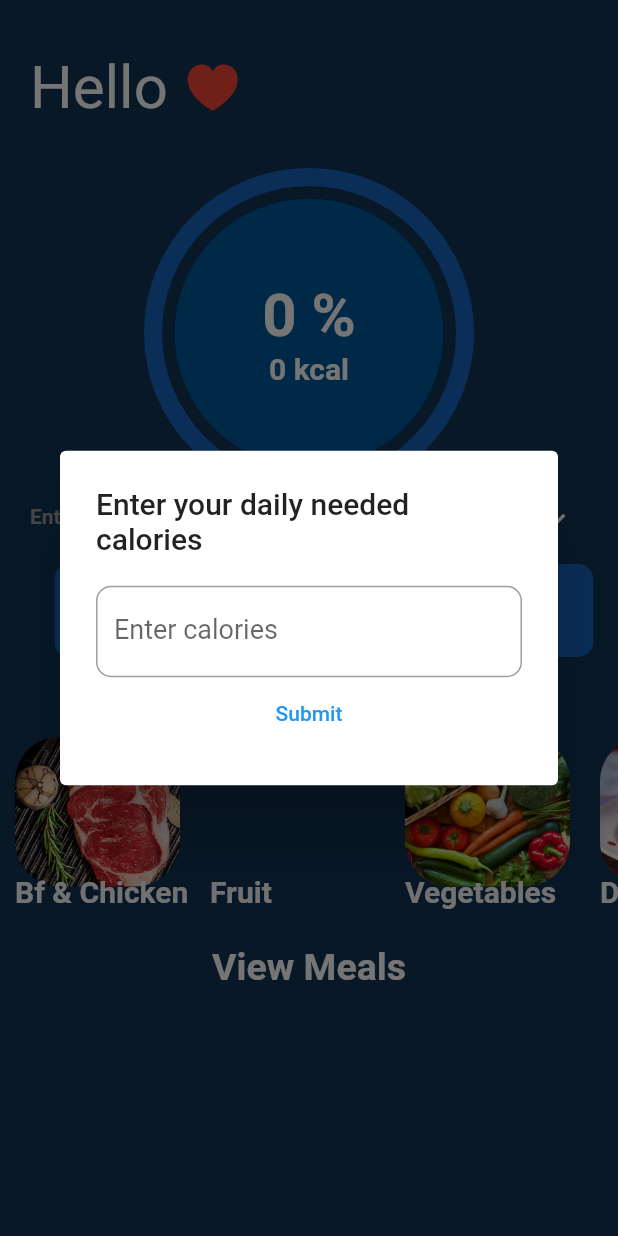
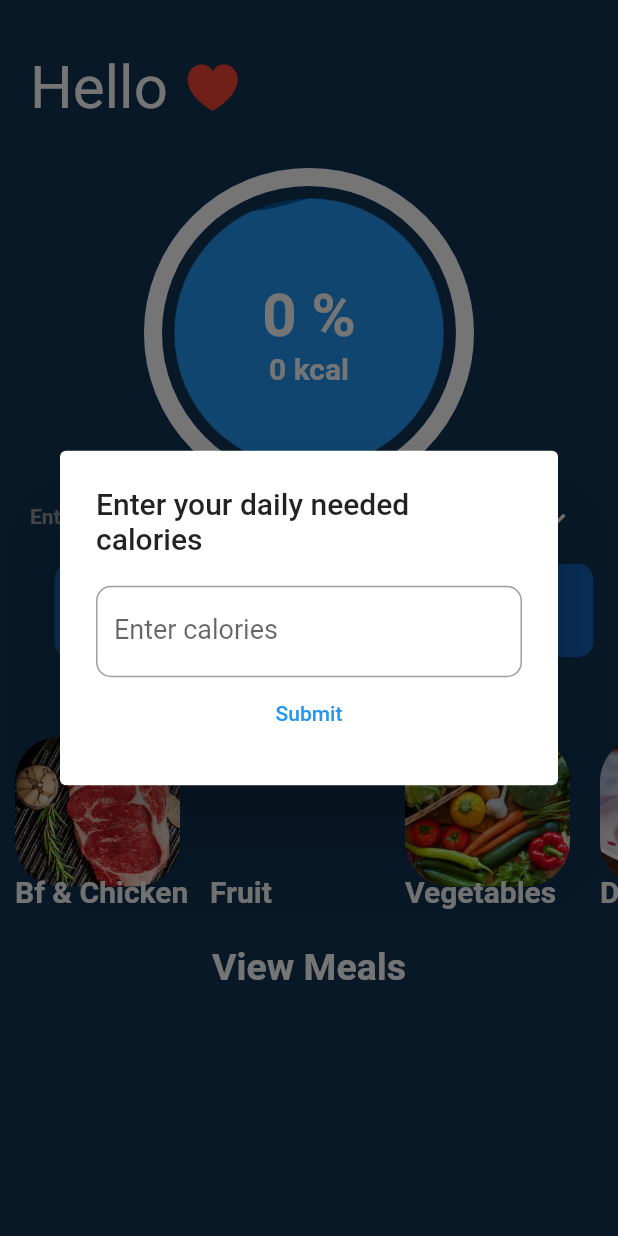
Before and after one commit to YoussifHany51/Calorie_Tracker, a Flutter app: the Home screen opened directly, after a tap on "Needed", on a phone screen of 412 x 824 dp. Run offline on Flutter 3.47's test engine with Material 2 defaults, Android fonts, the phone set to English and light mode, and no system bars; drawn by our look-alikes of percent_indicator; our stand-ins replace liquid_progress_indicator, shared_preferences, sliding_sheet; accounts and stored records are empty.

Commit message:
Connect UI with SP

```diff
--- a/lib/screens/home.dart
+++ b/lib/screens/home.dart
@@ -1,4 +1,4 @@
-import 'package:calorie_tracker/models/meals.dart';
+import 'package:calorie_tracker/models/meal.dart';
 import 'package:calorie_tracker/provider/selectedItem.dart';
 import 'package:flutter/cupertino.dart';
 import 'package:flutter/material.dart';
@@ -12,6 +12,7 @@ import 'package:sliding_sheet/sliding_sheet.dart';
 
 import 'categoryCarousel.dart';
 
+// ignore: must_be_immutable
 class Home extends StatefulWidget {
   @override
   _HomeState createState() => _HomeState();
@@ -20,10 +21,13 @@ class Home extends StatefulWidget {
 class _HomeState extends State<Home> {
   static TextEditingController controller = TextEditingController();
   String controllerValue = '0';
+  List<String> nameList = [];
+
   @override
   void initState() {
     super.initState();
     getController();
+    getNameList();
   }
 
   var res;
@@ -87,12 +91,13 @@ class _HomeState extends State<Home> {
                         lineWidth: 12,
                         backgroundColor: Colors.blue.shade800,
                         percent:
-                            convert(controllerValue) >= selectedItem.totalCal
+                            (convert(controllerValue) - selectedItem.totalCal) >
+                                    selectedItem.currentKcal
                                 ? convert(controllerValue) != 0
                                     ? (selectedItem.totalCal /
                                         convert(controllerValue))
                                     : 0
-                                : warning(),
+                                : 1,
                         progressColor: Colors.white,
                         circularStrokeCap: CircularStrokeCap.round,
                         animation: true,
@@ -102,13 +107,14 @@ class _HomeState extends State<Home> {
                           height: 200.0,
                           width: 200.0,
                           child: LiquidCircularProgressIndicator(
-                            value: convert(controllerValue) >=
-                                    selectedItem.totalCal
+                            value: (convert(controllerValue) -
+                                        selectedItem.totalCal) >
+                                    selectedItem.currentKcal
                                 ? convert(controllerValue) != 0
                                     ? (selectedItem.totalCal /
                                         convert(controllerValue))
                                     : 0
-                                : warning(),
+                                : 1,
                             valueColor: AlwaysStoppedAnimation(Colors.blue),
                             backgroundColor: Colors.lightBlue.shade900,
                             borderColor: Colors.black54,
@@ -298,9 +304,7 @@ class _HomeState extends State<Home> {
                 ),
 
                 //
-                CategoryCarousel(
-                  control: convert(controllerValue),
-                ),
+                CategoryCarousel(),
                 //
 
                 Flex(direction: Axis.horizontal, children: [
@@ -370,17 +374,17 @@ class _HomeState extends State<Home> {
                 title: Text(
                   meals[index].name,
                   style: TextStyle(
-                    fontSize: 20,
+                    fontSize: 18,
                     color: Colors.black,
-                    fontWeight: FontWeight.w600,
+                    fontWeight: FontWeight.w500,
                   ),
                 ),
                 subtitle: Text(
                   meals[index].kcal + " Kcal",
                   style: TextStyle(
-                    fontSize: 14,
+                    fontSize: 22,
                     color: Colors.black,
-                    fontWeight: FontWeight.w400,
+                    fontWeight: FontWeight.w800,
                   ),
                 ),
                 trailing: Text(
@@ -492,22 +496,9 @@ class _HomeState extends State<Home> {
     setState(() {});
   }
 
-  warning() {
-    return showDialog(
-        context: context,
-        builder: (BuildContext context) {
-          return AlertDialog(
-              title: Text('Oops ! '),
-              content: SingleChildScrollView(
-                child: Column(
-                  children: [
-                    Text(
-                      "Stop gainning calories you have reached your target today",
-                      style: TextStyle(fontWeight: FontWeight.bold),
-                    ),
-                  ],
-                ),
-              ));
-        });
+  void getNameList() async {
+    final SharedPreferences prefs = await SharedPreferences.getInstance();
+    nameList = prefs.getStringList('nameList')!;
+    setState(() {});
   }
 }
```
